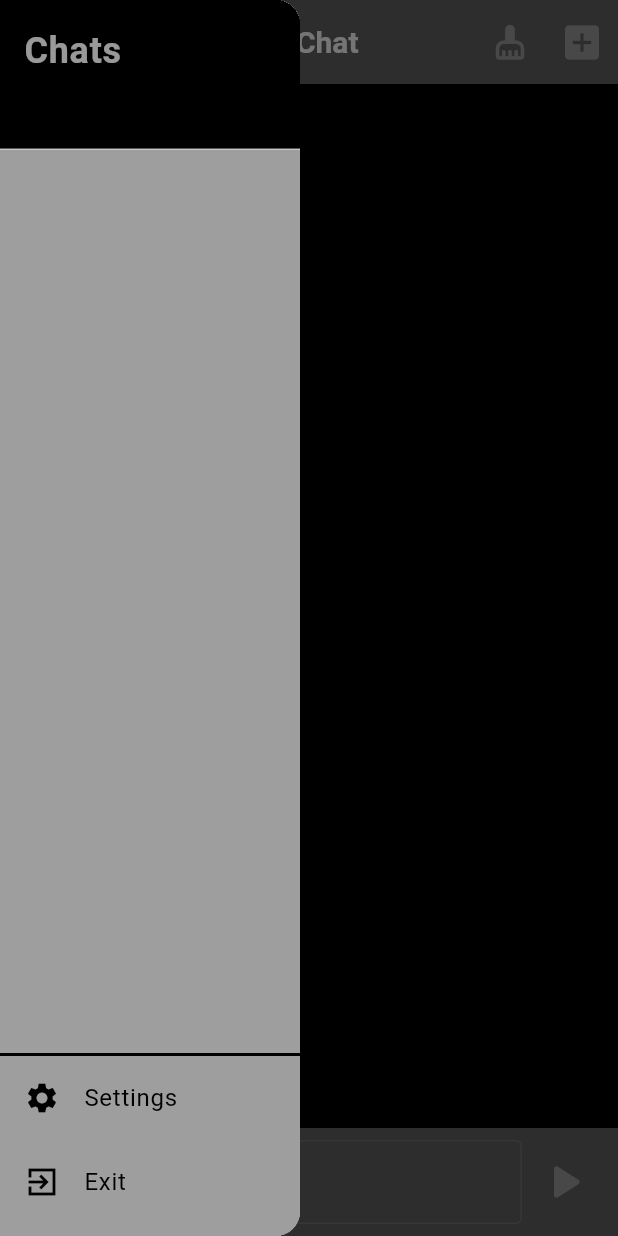
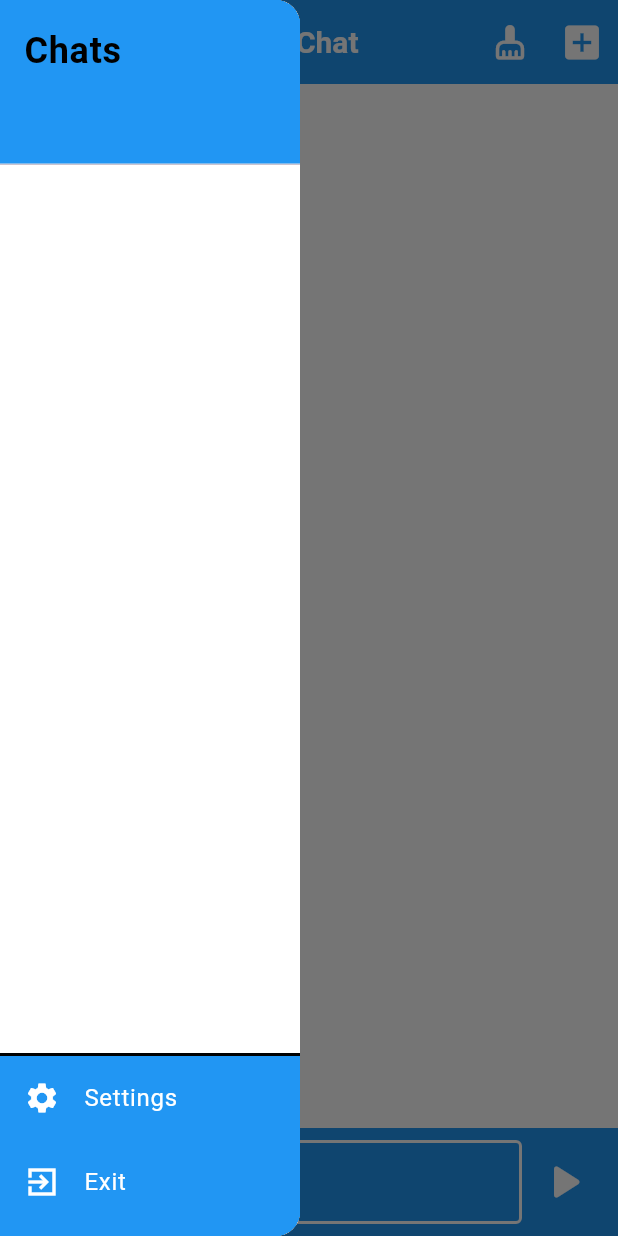
Before and after one commit to AnujLo1c/AI_chat, a Flutter app: the screen it shows after launch, with the side drawer open, on a phone screen of 412 x 824 dp. Run offline on Flutter 3.47's test engine with Material 3 defaults, Android fonts, the phone set to English and light mode, and no system bars; our stand-ins replace flutter_gemini, gap, get, sqflite; accounts and stored records are empty.

Commit message:
theme change issue not resolved

```diff
--- a/lib/SControllers/theme_controller.dart
+++ b/lib/SControllers/theme_controller.dart
@@ -1,13 +1,14 @@
-import 'package:ai_chat/Utility/themes.dart';
 import 'package:flutter/material.dart';
 import 'package:get/get.dart';
+
 
 class ThemeController extends GetxController {
   var isDarkMode = false.obs;
 
-  ThemeData get currentTheme => isDarkMode.value ? darkTheme : lightTheme;
+  ThemeMode get themeMode => isDarkMode.value ? ThemeMode.dark : ThemeMode.light;
 
   void toggleTheme() {
     isDarkMode.value = !isDarkMode.value;
+    Get.changeThemeMode(themeMode);
   }
 }
--- a/lib/Screens/home_screen.dart
+++ b/lib/Screens/home_screen.dart
@@ -20,8 +20,8 @@ class HomeScreen extends StatelessWidget {
     return Scaffold(
       appBar: AppBar(
         centerTitle: true,
-        foregroundColor: MyColors.primary,
-        backgroundColor: MyColors.secondary,
+        foregroundColor: Get.theme.primaryColor,
+        backgroundColor: Get.theme.primaryColorDark,
         title: const Text(
           "AI Chat",
           style: TextStyle(fontWeight: FontWeight.bold),
@@ -29,7 +29,7 @@ class HomeScreen extends StatelessWidget {
         leading: Builder(
           builder: (BuildContext context) {
             return IconButton(
-              icon: const Icon(Icons.menu, color: MyColors.secondary, size: 25),
+              icon:  Icon(Icons.menu, color: Get.theme.primaryColor, size: 25),
               onPressed: () {
                 Scaffold.of(context).openDrawer();
               },
@@ -41,7 +41,7 @@ class HomeScreen extends StatelessWidget {
             onPressed: () {
               homeScreenController.clearChat();
             },
-            icon: const Icon(Icons.cleaning_services_rounded, color: MyColors.secondary, size: 25),
+            icon:  Icon(Icons.cleaning_services_rounded, color: Get.theme.primaryColor, size: 25),
           ),
           IconButton(
             onPressed: () {
@@ -49,32 +49,32 @@ class HomeScreen extends StatelessWidget {
                 context: context,
                 builder: (context) => ChatCreateDialog(
                   controller: homeScreenController.dialog,
-                  homeScreenController: homeScreenController, // Use the existing controller
+                  homeScreenController: homeScreenController,
                 ),
               );
             },
-            icon: const Icon(Icons.add_box, color: MyColors.secondary, size: 30),
+            icon:  Icon(Icons.add_box, color: Get.theme.primaryColor, size: 30),
           )
         ],
       ),
-      backgroundColor: MyColors.primary,
+      backgroundColor: Get.theme.primaryColor,
       drawer: Drawer(
-        backgroundColor: MyColors.sidepanel,
+        backgroundColor: Get.theme.dividerColor,
         width: 200,
         child: Column(
           children: [
-            const SizedBox(
-              height: 100,
+            SizedBox(
+              height: 110,
               width: 200,
               child: DrawerHeader(
-                margin: EdgeInsets.all(0),
+                margin: const EdgeInsets.all(0),
                 decoration: BoxDecoration(
-                  color: MyColors.primary,
+                  color: Get.theme.hoverColor,
                 ),
                 child: Text(
                   'Chats',
                   style: TextStyle(
-                    color: MyColors.secondary2,
+                    color: Get.theme.primaryColorLight,
                     fontWeight: FontWeight.bold,
                     fontSize: 24,
                   ),
@@ -86,8 +86,10 @@ class HomeScreen extends StatelessWidget {
                     () => ListView.separated(
                   padding: const EdgeInsets.symmetric(vertical: 10, horizontal: 10),
                   itemCount: homeScreenController.chatHistory.length,
+
                   itemBuilder: (context, index) {
                     return ListTile(
+
                       contentPadding: const EdgeInsets.only(left: 8),
                       minVerticalPadding: 0,
                       onTap: () {
@@ -97,8 +99,9 @@ class HomeScreen extends StatelessWidget {
                         borderRadius: BorderRadius.circular(5),
                         side: const BorderSide(color: Colors.black),
                       ),
-                      tileColor: MyColors.sidepaneltile,
-                      trailing:  IconButton(icon: Icon(Icons.delete), onPressed: () {
+
+                      tileColor: Get.theme.disabledColor,
+                      trailing:  IconButton(icon: const Icon(Icons.delete), onPressed: () {
                           String tableName = homeScreenController.chatHistory[index];
                           if (tableName == "tempChat") {
                             ScaffoldMessenger.of(context).showSnackBar(
@@ -123,19 +126,19 @@ class HomeScreen extends StatelessWidget {
             ),
             Container(
               height: 120,
-              color: Colors.grey, // Adjust the height as needed
+              color: Get.theme.primaryColorDark, // Adjust the height as needed
               child: Column(
                 children: [
                   ListTile(
-                    leading: const Icon(Icons.settings, color: MyColors.primary),
-                    title: const Text('Settings', style: TextStyle(color: MyColors.primary)),
+                    leading:  Icon(Icons.settings, color: Get.theme.primaryColor),
+                    title:  Text('Settings', style: TextStyle(color: Get.theme.primaryColor)),
                     onTap: () {
-                      Get.to(Settings());
+                      Get.to(()=>Settings());
                     },
                   ),
                   ListTile(
-                    leading: const Icon(Icons.exit_to_app_sharp, color: MyColors.primary),
-                    title: const Text('Exit', style: TextStyle(color: MyColors.primary)),
+                    leading:  Icon(Icons.exit_to_app_sharp, color: Get.theme.primaryColor),
+                    title:  Text('Exit', style: TextStyle(color: Get.theme.primaryColor)),
                     onTap: () {
                       exit(0);
                     },
@@ -162,22 +165,25 @@ class HomeScreen extends StatelessWidget {
           ),
           Container(
             padding: const EdgeInsets.all(8.0),
-            color: MyColors.secondary,
+            color: Get.theme.primaryColorDark,
             child: Row(
               children: [
                 Expanded(
                   child: TextField(
                     controller: homeScreenController.chat,
-                    style: TextStyle(color: MyColors.secondary2),
-                    decoration: const InputDecoration(
+                    style: TextStyle(color: Get.theme.primaryColorLight),
+                    decoration:  InputDecoration(
 
                       hintText: 'Type your message',
-                      hintStyle: TextStyle(color: MyColors.secondary),
+                      hintStyle: TextStyle(color: Get.theme.primaryColorDark),
                       border: OutlineInputBorder(
-                        borderSide: BorderSide(color: MyColors.primary, width: 2),
+                        borderSide: BorderSide(color: Get.theme.primaryColor, width: 2),
                       ),
                       focusedBorder: OutlineInputBorder(
-                        borderSide: BorderSide(color: MyColors.primary, width: 2),
+                        borderSide: BorderSide(color: Get.theme.primaryColor, width: 2),
+                      ),
+                      enabledBorder:  OutlineInputBorder(
+                        borderSide: BorderSide(color: Get.theme.primaryColor, width: 2),
                       ),
                     ),
                   ),
@@ -188,9 +194,9 @@ class HomeScreen extends StatelessWidget {
                     homeScreenController.hitApi();
                     homeScreenController.chat.clear();
                   },
-                  icon: const Icon(
+                  icon:  Icon(
                     Icons.play_arrow_rounded,
-                    color: MyColors.secondary,
+                    color: Get.theme.primaryColor,
                     size: 40,
                   ),
                 ),
--- a/lib/Screens/settings.dart
+++ b/lib/Screens/settings.dart
@@ -11,8 +11,13 @@ class Settings extends StatelessWidget {
 
     return Scaffold(
       appBar: AppBar(
-        title: Text('Settings'),
+        title: Text('Settings',style: TextStyle(color: Get.theme.primaryColorLight),),
+        backgroundColor: Get.theme.primaryColorDark,
         centerTitle: true,
+        leading: IconButton(onPressed: (){
+          print(themeController.isDarkMode);
+          Get.close(1);
+    }, icon: Icon(Icons.arrow_back_ios_sharp)),
         actions: [
           Obx(
                 () => IconButton(
@@ -38,6 +43,7 @@ class Settings extends StatelessWidget {
               style: Theme.of(context).textTheme.bodyMedium,
             ),
             SizedBox(height: 8.0),
+            Obx(() =>
                SwitchListTile(
                 title: Text('Dark Mode'),
                 value: themeController.isDarkMode.value,
@@ -45,6 +51,7 @@ class Settings extends StatelessWidget {
                   themeController.toggleTheme();
                 },
                 activeColor: Colors.white,
+              ),
             ),
             SizedBox(height: 16.0),
             Text(
--- a/lib/Utility/chatmsgbox.dart
+++ b/lib/Utility/chatmsgbox.dart
@@ -1,5 +1,7 @@
 import 'package:ai_chat/Utility/colors.dart';
 import 'package:flutter/material.dart';
+import 'package:get/get.dart';
+import 'package:get/get_core/src/get_main.dart';
 
 class ChatmsgBox extends StatelessWidget {
   final String text;
@@ -17,14 +19,14 @@ class ChatmsgBox extends StatelessWidget {
           margin: EdgeInsets.only(top: 10, bottom: 10, left: ai ? 2 : 25, right: ai ? 25 : 2),
           padding: EdgeInsets.symmetric(vertical: 10, horizontal: 15),
           decoration: BoxDecoration(
-            color: ai ? MyColors.chatboxai : MyColors.chatboxmy,
+            color: ai ? Get.theme.cardColor : Get.theme.canvasColor,
             borderRadius: BorderRadius.circular(10),
           ),
           child: Text(
             text,
             style: TextStyle(
               fontSize: 18,
-              color: MyColors.primary,
+              color: Get.theme.primaryColor,
               height: 1.5,
             ),
           ),
--- a/lib/Utility/themes.dart
+++ b/lib/Utility/themes.dart
@@ -1,30 +1,50 @@
+import 'package:ai_chat/Utility/colors.dart';
 import 'package:flutter/material.dart';
 
 final ThemeData lightTheme = ThemeData(
   brightness: Brightness.light,
-  primaryColor: Colors.blue,
+  // primaryColorDark: ,
+  primaryColor: Colors.white,
+  splashColor: Colors.black,
+  primaryColorDark: Colors.blue,
+  primaryColorLight: Colors.black,
+  cardColor: Colors.lightBlueAccent,
+  canvasColor: Colors.green,
+hoverColor: Colors.blue,
+  //side panel
+  disabledColor: Colors.grey.shade100,
+  dividerColor: Colors.white,
+
   hintColor: Colors.amber,
-  appBarTheme: AppBarTheme(
-    color: Colors.blue,
+  appBarTheme: const AppBarTheme(
     titleTextStyle: TextStyle(color: Colors.white, fontSize: 20, fontWeight: FontWeight.bold),
   ),
-  textTheme: TextTheme(
+  textTheme: const TextTheme(
     bodyMedium: TextStyle(color: Colors.black,fontSize: 18)
   ),
-  toggleButtonsTheme: ToggleButtonsThemeData(
-    color: Colors.black,fillColor: Colors.white
-  )
+
 );
 
 final ThemeData darkTheme = ThemeData(
   brightness: Brightness.dark,
-  primaryColor: Colors.blueGrey,
+  primaryColor: MyColors.primary,
+  // primaryColorDark: ,
+  splashColor: MyColors.primary2,
+  primaryColorDark: MyColors.secondary,
+  primaryColorLight: MyColors.secondary2,
+  cardColor: MyColors.chatboxmy,
+  canvasColor: MyColors.chatboxai,
+  disabledColor: MyColors.sidepanel,
+  dividerColor: MyColors.sidepaneltile,
+//panel
+hoverColor: Colors.black,
+
   hintColor: Colors.cyan,
-  appBarTheme: AppBarTheme(
+  appBarTheme: const AppBarTheme(
     color: Colors.blueGrey,
     titleTextStyle: TextStyle(color: Colors.white, fontSize: 20, fontWeight: FontWeight.bold),
   ),
-  textTheme: TextTheme(
+  textTheme: const TextTheme(
     bodyMedium: TextStyle(color: Colors.white,fontSize: 18)
   ),
 );
--- a/lib/main.dart
+++ b/lib/main.dart
@@ -2,6 +2,10 @@ import 'package:ai_chat/Model/message.dart';
 import 'package:ai_chat/SControllers/theme_controller.dart';
 import 'package:ai_chat/Screens/home_screen.dart';
 import 'package:ai_chat/Utility/secret_items.dart';
+import 'package:ai_chat/Utility/themes.dart';
+import 'package:ai_chat/Utility/themes.dart';
+import 'package:ai_chat/Utility/themes.dart';
+import 'package:ai_chat/Utility/themes.dart';
 import 'package:ai_chat/local_data_storage.dart';
 import 'package:flutter/material.dart';
 import 'package:flutter_gemini/flutter_gemini.dart';
@@ -27,7 +31,11 @@ class MyApp extends StatelessWidget {
     return Obx(() =>  GetMaterialApp(
         title: 'AI Chat',
       debugShowCheckedModeBanner: false,
-        theme: themeController.currentTheme,
+      theme: lightTheme,
+      darkTheme: darkTheme,
+
+      themeMode: themeController.themeMode,
+        // theme: themeController.currentTheme,
         home: const HomeScreen(),
       ),
     );
```
Lines whose indentation alone changed are shown as unchanged.
